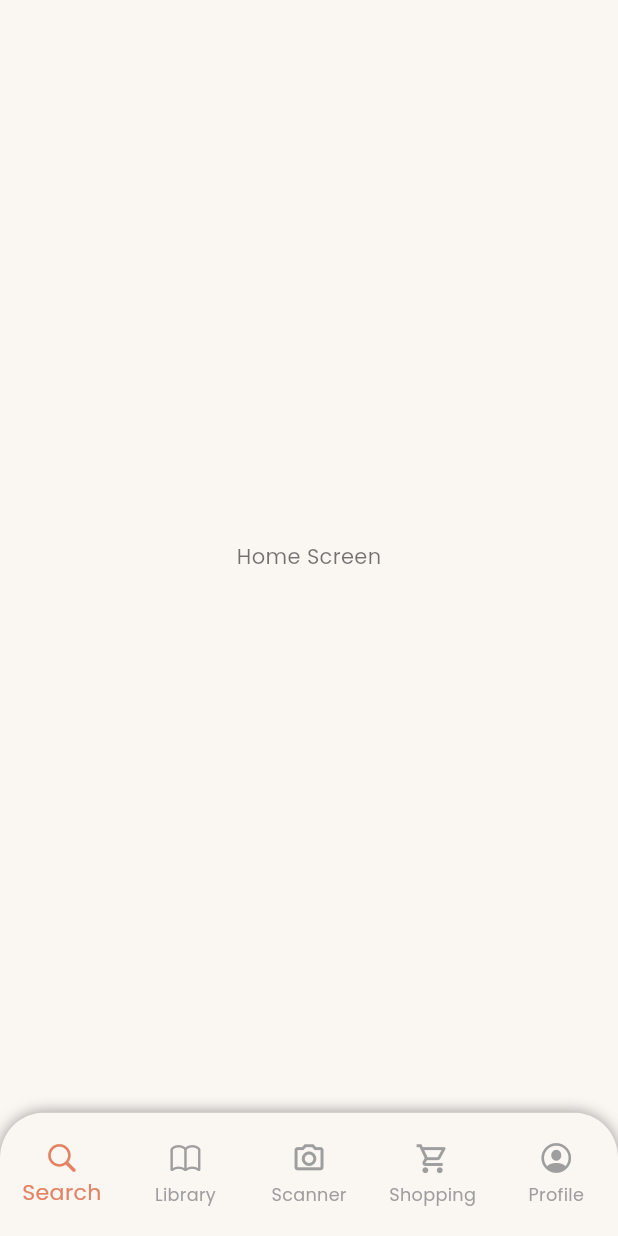
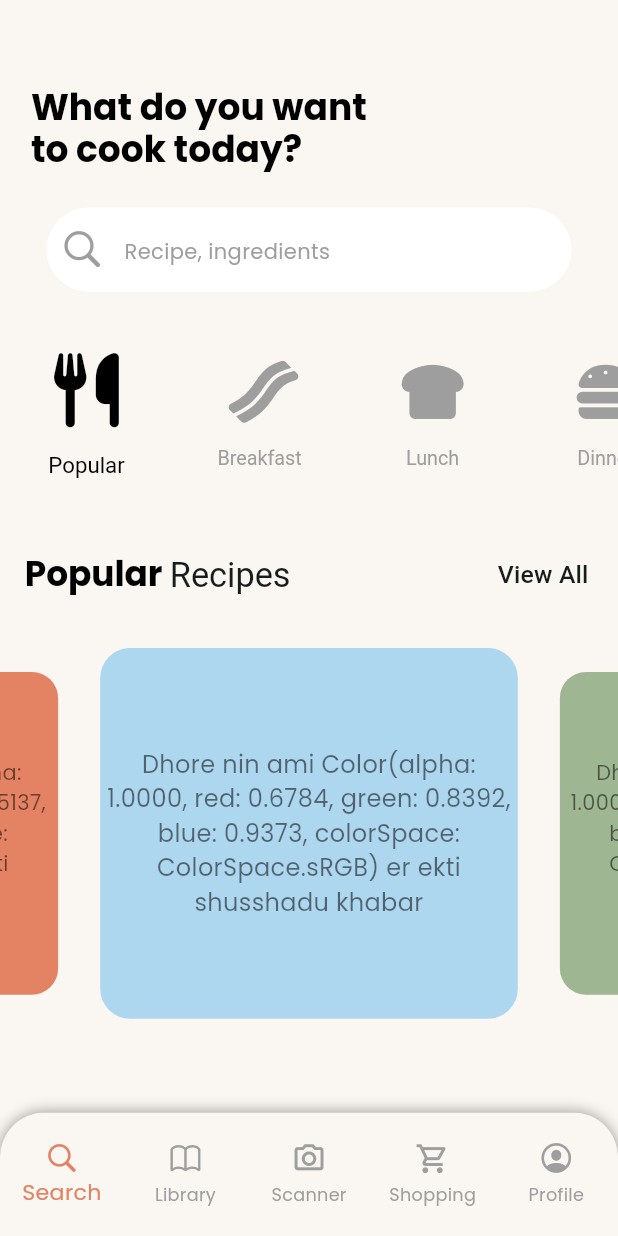
Before and after one commit to ninadgns/Android-Project-Pink-Flag, a Flutter app: the screen it shows after launch, on a phone screen of 412 x 824 dp. Run offline on Flutter 3.47's test engine with Material 3 defaults, Android fonts, the phone set to English and light mode, and no system bars; drawn by our look-alikes of carousel_slider; our stand-ins replace font_awesome_flutter, google_fonts.

Commit message:
some search page details

```diff
--- a/lib/data/constants.dart
+++ b/lib/data/constants.dart
@@ -1,14 +1,12 @@
 import 'package:flutter/cupertino.dart';
 import 'package:flutter/material.dart';
 import 'package:font_awesome_flutter/font_awesome_flutter.dart';
+import 'package:lab/screens/ProfileScreen.dart';
+import 'package:lab/screens/ShoppingScreen.dart';
 
-final menus = [
-  'Search',
-  'Your Library',
-  'Scanner',
-  'Shopping',
-  'Profile',
-];
+import '../screens/LibraryScreen.dart';
+import '../screens/ScannerScreen.dart';
+import '../screens/SearchScreen.dart';
 
 final bottomNavigationItems = [
   const BottomNavigationBarItem(
@@ -27,3 +25,42 @@ final bottomNavigationItems = [
     icon: Icon(CupertinoIcons.profile_circled),
     label: 'Profile',),
 ];
+
+
+final homepageScreens = [
+  const SearchScreen(),
+  const LibraryScreen(),
+  const ScannerScreen(),
+  const Shoppingscreen(),
+  const ProfileScreen(),
+];
+
+
+final List<String> categories = [
+  'Popular',
+  'Breakfast',
+  'Lunch',
+  'Dinner',
+  'Snacks',
+  'Desserts',
+  'Drinks',
+];
+
+final categoryIcons =[
+  FontAwesomeIcons.utensils,
+  FontAwesomeIcons.bacon,
+  FontAwesomeIcons.breadSlice,
+  FontAwesomeIcons.burger,
+  FontAwesomeIcons.cookieBite,
+  FontAwesomeIcons.iceCream,
+  FontAwesomeIcons.martiniGlassCitrus,
+];
+
+
+final colorShades = [
+  Color(0xffadd6ef),
+  Color(0xff9fb693),
+  Color(0xfff8e8c4),
+  Color(0xfff0af93),
+  Color(0xffe48364),
+];
--- a/lib/main.dart
+++ b/lib/main.dart
@@ -12,12 +12,13 @@ class MyApp extends StatelessWidget {
 
   @override
   Widget build(BuildContext context) {
+    // Set the system UI overlay style
+    // SystemChrome.setSystemUIOverlayStyle(const SystemUiOverlayStyle(
+    //   statusBarColor: Colors.transparent, // Make the status bar transparent
+    //   statusBarIconBrightness: Brightness.dark, // Dark icons for light background
+    //   statusBarBrightness: Brightness.light, // Light status bar for iOS
+    // ));
     SystemChrome.setEnabledSystemUIMode(SystemUiMode.immersiveSticky);
-    SystemChrome.setSystemUIOverlayStyle(const SystemUiOverlayStyle(
-      statusBarColor: Colors.transparent,
-      statusBarIconBrightness: Brightness.dark,
-      systemNavigationBarColor: Colors.transparent,
-      systemNavigationBarIconBrightness: Brightness.dark,));
 
     return MaterialApp(
       debugShowCheckedModeBanner: false,
--- a/lib/screens/HomeScreen.dart
+++ b/lib/screens/HomeScreen.dart
@@ -1,4 +1,5 @@
 import 'package:flutter/material.dart';
+import 'package:flutter/services.dart';
 import 'package:lab/data/constants.dart';
 
 class Homescreen extends StatefulWidget {
@@ -22,12 +23,20 @@ class _HomescreenState extends State<Homescreen> {
     double _height = MediaQuery.of(context).size.height;
 
     return Scaffold(
-      // appBar: AppBar(
-      //   title: const Text('Home Screen'),
-      // ),
+      appBar: AppBar(
+
+        // title: const Text('Home Screen'),
+        backgroundColor: Colors.transparent,
+        systemOverlayStyle: SystemUiOverlayStyle.dark,
+        elevation: 0,
+      ),
+      // backgroundColor: Colors.transparent,
+      extendBodyBehindAppBar: true,
+
       body: Container(
-        child: const Center(
-          child: Text('Home Screen'),
+        margin: EdgeInsets.only(top: _height * 0.01),
+        child: Center(
+          child: homepageScreens[_current_index],
         ),
       ),
       bottomNavigationBar: Container(
@@ -51,7 +60,7 @@ class _HomescreenState extends State<Homescreen> {
               items: bottomNavigationItems,
               onTap: _onItemTapped,
               currentIndex: _current_index,
-              iconSize: _height*0.028,
+              iconSize: _height * 0.028,
               type: BottomNavigationBarType.fixed,
             ),
           )),
--- /dev/null
+++ b/lib/screens/LibraryScreen.dart
@@ -0,0 +1,10 @@
+import 'package:flutter/material.dart';
+
+class LibraryScreen extends StatelessWidget {
+  const LibraryScreen({super.key});
+
+  @override
+  Widget build(BuildContext context) {
+    return const Center(child: Text('Ami Library Screen'));
+  }
+}
--- /dev/null
+++ b/lib/screens/ProfileScreen.dart
@@ -0,0 +1,10 @@
+import 'package:flutter/material.dart';
+
+class ProfileScreen extends StatelessWidget {
+  const ProfileScreen({super.key});
+
+  @override
+  Widget build(BuildContext context) {
+    return const Center(child: Text('Ami Profile Screen'));
+  }
+}
--- /dev/null
+++ b/lib/screens/ScannerScreen.dart
@@ -0,0 +1,10 @@
+import 'package:flutter/material.dart';
+
+class ScannerScreen extends StatelessWidget {
+  const ScannerScreen({super.key});
+
+  @override
+  Widget build(BuildContext context) {
+    return const Center(child: Text('Ami Scanner Screen'));
+  }
+}
--- /dev/null
+++ b/lib/screens/SearchScreen.dart
@@ -0,0 +1,65 @@
+import 'package:flutter/cupertino.dart';
+import 'package:flutter/material.dart';
+
+import '../widgets/CatFoodList.dart';
+import '../widgets/HorizontalScrollingCat.dart';
+import '../widgets/SearchBarHome.dart';
+
+class SearchScreen extends StatelessWidget {
+  const SearchScreen({super.key});
+
+  @override
+  Widget build(BuildContext context) {
+    double _height = MediaQuery.of(context).size.height;
+    double _width = MediaQuery.of(context).size.width;
+    return Container(
+      width:
+          MediaQuery.of(context).size.width, // Set width to full screen width
+      child: Column(
+        crossAxisAlignment: CrossAxisAlignment.center,
+        children: [
+          SizedBox(height: _height * 0.06),
+          Row(
+            children: [
+              SizedBox(width: _width * 0.05),
+              Text(
+                'What do you want\nto cook today?',
+                style: Theme.of(context).textTheme.displayMedium,
+              ),
+            ],
+          ), // Top text
+          SizedBox(height: _height * 0.03),
+          SearchBarHome(width: _width, height: _height),
+          SizedBox(height: _height * 0.01),
+          HorizontalScrollingCat(width: _width),
+          SizedBox(height: _height * 0.01),
+          Row(
+            crossAxisAlignment: CrossAxisAlignment.center,
+            children: [
+              SizedBox(width: _width * 0.04),
+              Text(
+                'Popular ',
+                style: Theme.of(context).textTheme.displayMedium!.copyWith(fontSize: _width / 18),
+              ),
+              Text(
+                'Recipes',
+                style: Theme.of(context).textTheme.headlineMedium!.copyWith(fontSize: _width / 18),
+              ),
+              const Spacer(),
+              TextButton(
+                onPressed: () {},
+                child: Text(
+                  'View All',
+                  style: Theme.of(context).textTheme.titleMedium!.copyWith(fontSize: _width / 25),
+                ),
+              ),
+              SizedBox(width: _width * 0.02),
+            ],
+          ),
+          SizedBox(height: _height * 0.03),
+          CatFoodList(),
+        ],
+      ),
+    );
+  }
+}
--- /dev/null
+++ b/lib/screens/ShoppingScreen.dart
@@ -0,0 +1,10 @@
+import 'package:flutter/material.dart';
+
+class Shoppingscreen extends StatelessWidget {
+  const Shoppingscreen({super.key});
+
+  @override
+  Widget build(BuildContext context) {
+    return const Center(child: Text('Ami Shopping Screen'));
+  }
+}
--- /dev/null
+++ b/lib/widgets/CatFoodList.dart
@@ -0,0 +1,55 @@
+import 'package:carousel_slider/carousel_slider.dart';
+import 'package:flutter/material.dart';
+import 'package:lab/data/constants.dart';
+
+class CatFoodList extends StatefulWidget {
+  const CatFoodList({super.key});
+
+  @override
+  State<CatFoodList> createState() => _CatFoodListState();
+}
+
+class _CatFoodListState extends State<CatFoodList> {
+  @override
+  Widget build(BuildContext context) {
+    return Container(
+      height: MediaQuery.of(context).size.height * 0.3,
+      // color: Colors.red,
+      child: CarouselSlider(
+        options: CarouselOptions(
+          height: MediaQuery.of(context).size.height * 0.3,
+          aspectRatio: 16 / 9,
+          viewportFraction: 0.7,
+          initialPage: 0,
+          enableInfiniteScroll: true,
+          reverse: false,
+          autoPlay: true,
+          // autoPlayInterval: const Duration(seconds: 3),
+          autoPlayAnimationDuration: const Duration(milliseconds: 800),
+          autoPlayCurve: Curves.fastOutSlowIn,
+          enlargeCenterPage: true,
+          scrollDirection: Axis.horizontal,
+        ),
+        items: [
+          ...colorShades.map(
+            (color) => Container(
+              margin: EdgeInsets.symmetric(horizontal: 5.0),
+              decoration: BoxDecoration(
+                color: color,
+                borderRadius: BorderRadius.circular(20),
+              ),
+              width: 1000,
+              child: Center(
+                child: Text(
+                  'Dhore nin ami $color er ekti shusshadu khabar',
+                  style: TextStyle(fontSize: 16.0),
+                  textAlign: TextAlign.center,
+                ),
+              ),
+            ),
+          )
+        ],
+      ),
+    );
+  }
+}
--- /dev/null
+++ b/lib/widgets/HorizontalScrollingCat.dart
@@ -0,0 +1,48 @@
+import 'package:flutter/material.dart';
+
+import '../data/constants.dart';
+import 'categoryCard.dart';
+
+class HorizontalScrollingCat extends StatefulWidget {
+  const HorizontalScrollingCat({
+    super.key,
+    required double width,
+  }) : _width = width;
+
+  final double _width;
+
+  @override
+  State<HorizontalScrollingCat> createState() => _HorizontalScrollingCatState();
+}
+
+int _selectedCategory = 0;
+
+class _HorizontalScrollingCatState extends State<HorizontalScrollingCat> {
+  @override
+  Widget build(BuildContext context) {
+    return Container(
+      width: widget._width ,
+      child: SingleChildScrollView(
+        scrollDirection: Axis.horizontal,
+        child: Row(
+          children: List.generate(
+            categories.length,
+            (index) => InkWell(
+              onTap: () {
+                setState(() {
+                  _selectedCategory = index;
+                });
+              },
+              borderRadius: BorderRadius.circular(20),
+              child: CategoryCard(
+                title: categories[index],
+                iconData: categoryIcons[index],
+                selected: index == _selectedCategory,
+              ),
+            ),
+          ),
+        ),
+      ),
+    );
+  }
+}
--- /dev/null
+++ b/lib/widgets/SearchBarHome.dart
@@ -0,0 +1,46 @@
+import 'package:flutter/cupertino.dart';
+import 'package:flutter/material.dart';
+
+class SearchBarHome extends StatelessWidget {
+  const SearchBarHome({
+    super.key,
+    required double width,
+    required double height,
+  }) : _width = width, _height = height;
+
+  final double _width;
+  final double _height;
+
+  @override
+  Widget build(BuildContext context) {
+    return SizedBox(
+      width: _width * 0.85,
+      height: _height * 0.068,
+      child: TextField(
+        controller: TextEditingController(),
+        style: Theme.of(context).textTheme.titleMedium?.copyWith(
+          color: Colors.black87,
+        ),
+        decoration: InputDecoration(
+          hintText: 'Recipe, ingredients',
+          hintStyle: Theme.of(context).textTheme.bodyMedium?.copyWith(
+            color: Colors.grey,
+          ),
+          filled: true,
+          fillColor: Colors.white,
+          border: OutlineInputBorder(
+            borderRadius: BorderRadius.circular(100),
+            borderSide: BorderSide.none,
+          ),
+          contentPadding:
+          const EdgeInsets.symmetric(horizontal: 20, vertical: 20),
+          prefixIcon: const Icon(
+            CupertinoIcons.search,
+            color: Colors.grey,
+            size: 30,
+          ),
+        ),
+      ),
+    );
+  }
+}
--- /dev/null
+++ b/lib/widgets/categoryCard.dart
@@ -0,0 +1,56 @@
+import 'package:flutter/material.dart';
+
+class CategoryCard extends StatelessWidget {
+  final IconData iconData;
+  final String title;
+  final bool selected;
+  const CategoryCard({
+    super.key,
+    required this.iconData,
+    required this.title,
+    this.selected = false,
+  });
+
+  @override
+  Widget build(BuildContext context) {
+    final _height = MediaQuery.of(context).size.height;
+    final _width = MediaQuery.of(context).size.width;
+
+    return Container(
+      height: _height * 0.18,
+      width: _width * 0.28,
+      child: Column(
+        mainAxisAlignment: MainAxisAlignment.center,
+        crossAxisAlignment: CrossAxisAlignment.center,
+        mainAxisSize: MainAxisSize.min,
+        children: [
+          TweenAnimationBuilder<double>(
+            tween: Tween<double>(
+              begin: _height * 0.05,
+              end: selected ? _height * 0.06 : _height * 0.05,
+            ),
+            duration: const Duration(milliseconds: 150),
+            curve: Curves.easeInOut,
+            builder: (context, size, child) {
+              return Icon(
+                iconData,
+                color: selected ? Colors.black : Colors.grey,
+                size: size,
+              );
+            },
+          ),
+          const SizedBox(height: 16),
+          AnimatedDefaultTextStyle(
+            duration: const Duration(milliseconds: 150),
+            curve: Curves.easeInOut,
+            style: TextStyle(
+              color: selected ? Colors.black : Colors.grey,
+              fontSize: selected ? _height * 0.018 : _height * 0.016,
+            ),
+            child: Text(title),
+          ),
+        ],
+      ),
+    );
+  }
+}
--- a/pubspec.yaml
+++ b/pubspec.yaml
@@ -38,6 +38,7 @@ dependencies:
   url_launcher: ^6.3.1
   font_awesome_flutter: ^10.8.0
   google_fonts: ^6.2.1
+  carousel_slider: ^5.0.0
 
 dev_dependencies:
   flutter_test:
```
Also changed, not shown: pubspec.lock.
